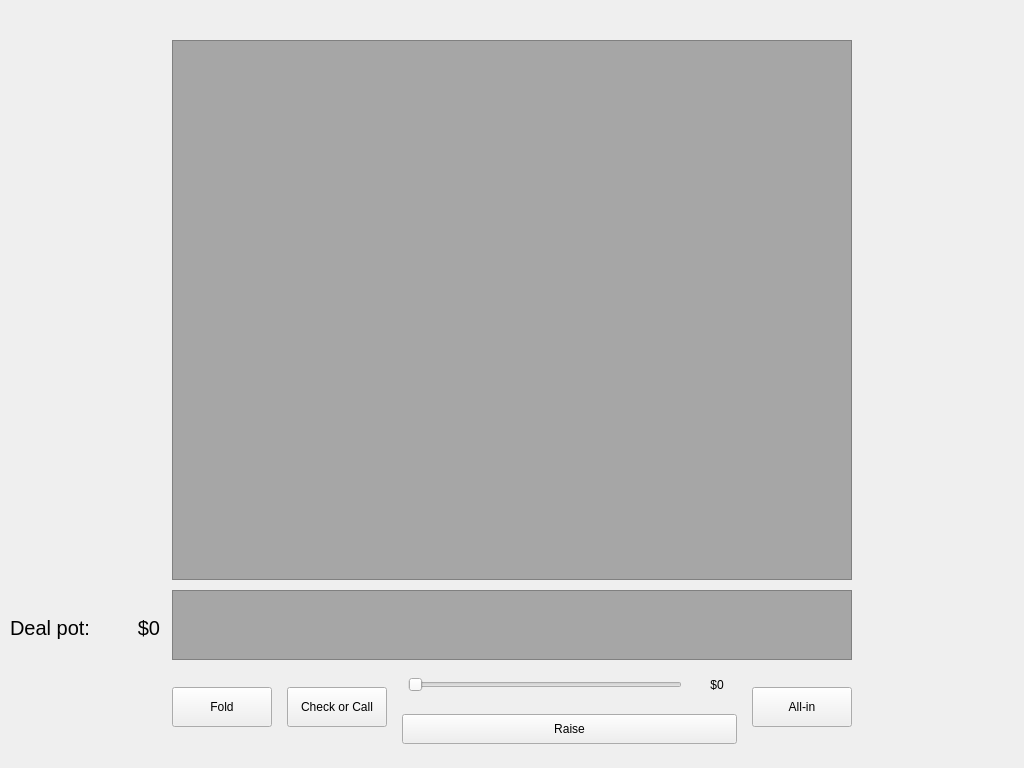
Above: window_form.ui from SoczuKS/Python_Project before the change. Below: the same form after it.
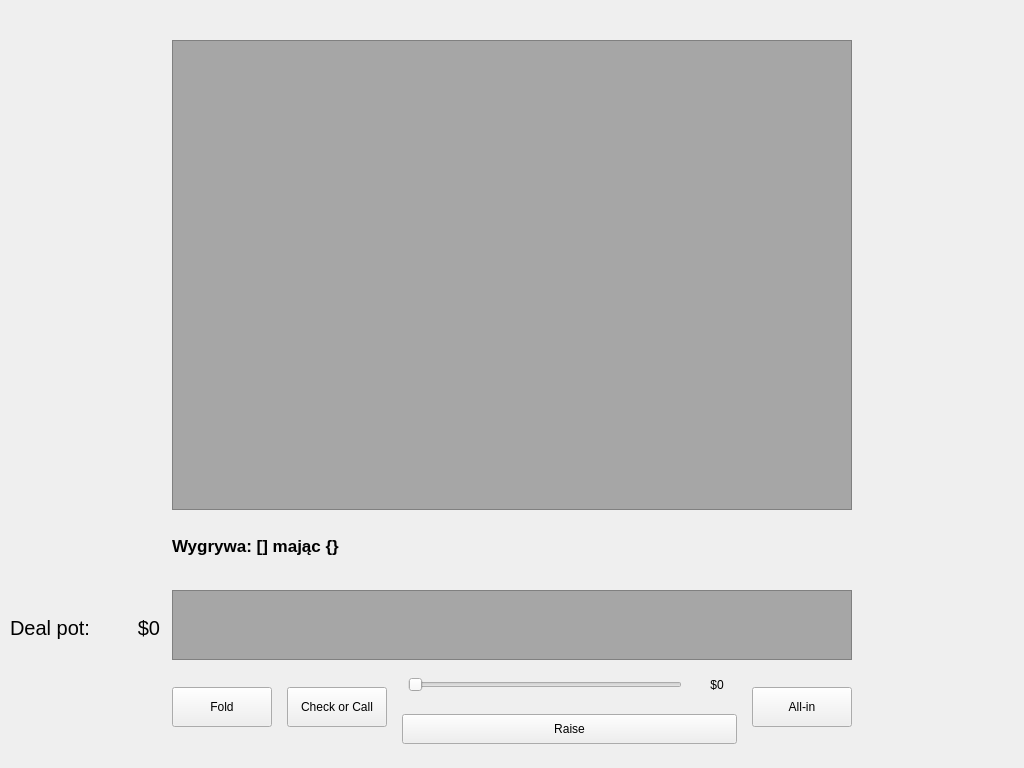
That is the form after the change.

Commit message: Check winner

What changed in the file:
```diff
--- a/window_form.ui
+++ b/window_form.ui
@@ -144,7 +144,7 @@
      <x>172</x>
      <y>40</y>
      <width>680</width>
-     <height>540</height>
+     <height>470</height>
     </rect>
    </property>
    <property name="font">
@@ -244,6 +244,26 @@
     <set>Qt::AlignmentFlag::AlignRight|Qt::AlignmentFlag::AlignTrailing|Qt::AlignmentFlag::AlignVCenter</set>
    </property>
   </widget>
+  <widget class="QLabel" name="winner_label">
+   <property name="geometry">
+    <rect>
+     <x>172</x>
+     <y>525</y>
+     <width>680</width>
+     <height>41</height>
+    </rect>
+   </property>
+   <property name="font">
+    <font>
+     <family>Tahoma</family>
+     <pointsize>13</pointsize>
+     <bold>true</bold>
+    </font>
+   </property>
+   <property name="text">
+    <string>Wygrywa: [] mając {}</string>
+   </property>
+  </widget>
  </widget>
  <resources/>
  <connections/>
```
Left out of the diff: 6 changed lines with no effect on the pictures. The commit also changes 5 other files.
